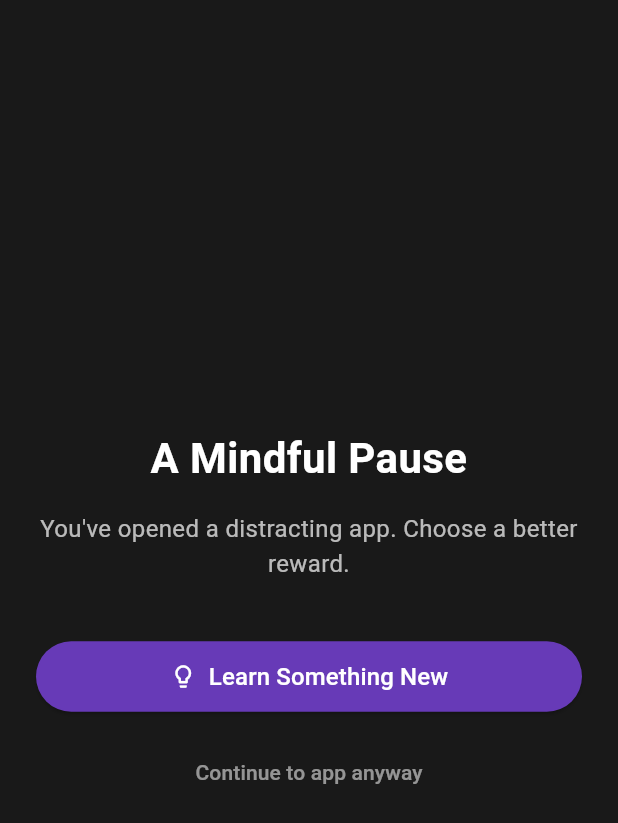
After one commit to fizakhan90/R3, a Flutter app: the DisruptionHubScreen screen opened directly, on a phone screen of 412 x 824 dp. The commit adds this screen. Shown: the top 823 px of the screen. Run offline on Flutter 3.47's test engine with Material 3 defaults, Android fonts, the phone set to English and light mode, and no system bars; our stand-ins replace page_view_dot_indicator, shared_preferences; accounts and stored records are empty.

Commit message:
feat:learn a new skill via a chatbot using gemini

```diff
--- /dev/null
+++ b/lib/screens/disruption_hub_screen.dart
@@ -0,0 +1,58 @@
+// lib/screens/disruption_hub_screen.dart
+import 'package:flutter/material.dart';
+import 'package:r3/screens/learning_activity_screen.dart';
+
+class DisruptionHubScreen extends StatelessWidget {
+  const DisruptionHubScreen({super.key});
+
+  @override
+  Widget build(BuildContext context) {
+    return Scaffold(
+      backgroundColor: Colors.black.withOpacity(0.9),
+      body: Center(
+        child: Padding(
+          padding: const EdgeInsets.all(24.0),
+          child: Column(
+            mainAxisAlignment: MainAxisAlignment.center,
+            crossAxisAlignment: CrossAxisAlignment.stretch,
+            children: [
+              const Text(
+                "A Mindful Pause",
+                textAlign: TextAlign.center,
+                style: TextStyle(fontSize: 28, fontWeight: FontWeight.bold, color: Colors.white),
+              ),
+              const SizedBox(height: 16),
+              const Text(
+                "You've opened a distracting app. Choose a better reward.",
+                textAlign: TextAlign.center,
+                style: TextStyle(fontSize: 16, color: Colors.white70),
+              ),
+              const SizedBox(height: 40),
+              ElevatedButton.icon(
+                style: ElevatedButton.styleFrom(backgroundColor: Colors.deepPurple, padding: const EdgeInsets.symmetric(vertical: 12)),
+                icon: const Icon(Icons.lightbulb_outline, color: Colors.white),
+                label: const Text("Learn Something New", style: TextStyle(color: Colors.white, fontSize: 16)),
+                onPressed: () {
+                  // Close the dialog and open the learning screen
+                  Navigator.of(context).pop(); // Close this hub screen first
+                  Navigator.of(context).push(MaterialPageRoute(
+                    builder: (context) => const LearningActivityScreen(topic: "Chess"), // Let's learn Chess for now
+                  ));
+                },
+              ),
+              const SizedBox(height: 16),
+              // We'll add puzzle and breathing buttons here later
+              TextButton(
+                child: const Text("Continue to app anyway", style: TextStyle(color: Colors.white54)),
+                onPressed: () {
+                  // Just close the interception screen
+                  Navigator.of(context).pop();
+                },
+              ),
+            ],
+          ),
+        ),
+      ),
+    );
+  }
+}
--- a/pubspec.yaml
+++ b/pubspec.yaml
@@ -36,6 +36,7 @@ dependencies:
   provider: ^6.1.2 # For state management (optional but good practice)
   percent_indicator: ^4.2.3 # For the breathing circle
   page_view_dot_indicator: ^2.1.0 # For a nice page indicator
+  http: ^1.2.1 # Add this line
 
   # The following adds the Cupertino Icons font to your application.
   # Use with the CupertinoIcons class for iOS style icons.
```
Also changed, not shown: lib/screens/home_screen.dart (+32 -4 lines), lib/screens/learning_activity_screen.dart (added, +74 -0 lines), lib/services/gemini_service.dart (added, +52 -0 lines), pubspec.lock, 1 other file.
